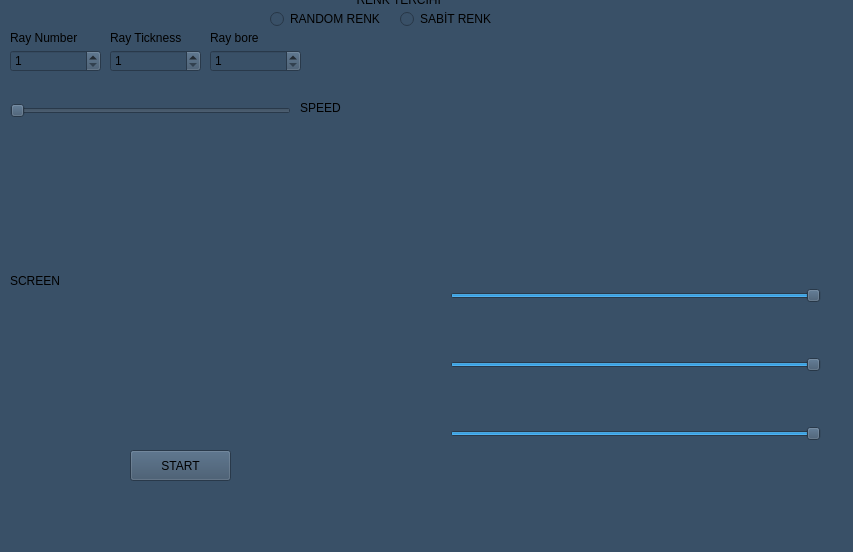
Old version of the form RayAnimation/mainwindow.ui in the repository brgokce/ZenopixNeoAnimasyonlar.
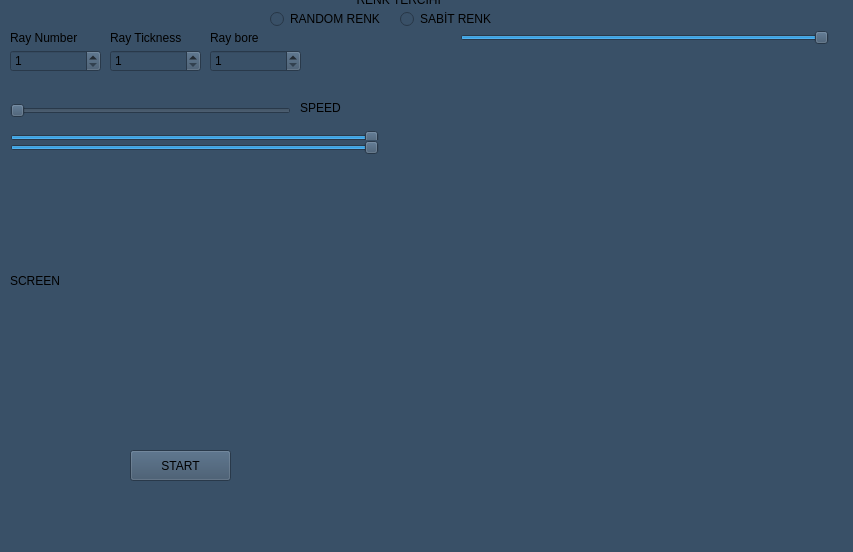
New version of the form.

Diff of the .ui file:
```diff
--- a/RayAnimation/mainwindow.ui
+++ b/RayAnimation/mainwindow.ui
@@ -207,65 +207,82 @@
    <widget class="QWidget" name="gridLayoutWidget_2">
     <property name="geometry">
      <rect>
-      <x>450</x>
+      <x>460</x>
       <y>240</y>
-      <width>371</width>
+      <width>301</width>
       <height>251</height>
      </rect>
     </property>
-    <layout class="QGridLayout" name="gridLayout_2">
-     <item row="1" column="0">
-      <widget class="QSlider" name="horizontalSlider_2">
-       <property name="maximum">
-        <number>255</number>
-       </property>
-       <property name="value">
-        <number>255</number>
-       </property>
-       <property name="orientation">
-        <enum>Qt::Orientation::Horizontal</enum>
-       </property>
-      </widget>
-     </item>
-     <item row="2" column="0">
-      <widget class="QSlider" name="horizontalSlider_3">
-       <property name="maximum">
-        <number>255</number>
-       </property>
-       <property name="value">
-        <number>255</number>
-       </property>
-       <property name="orientation">
-        <enum>Qt::Orientation::Horizontal</enum>
-       </property>
-      </widget>
-     </item>
-     <item row="0" column="0">
-      <widget class="QSlider" name="horizontalSlider">
-       <property name="maximum">
-        <number>255</number>
-       </property>
-       <property name="value">
-        <number>255</number>
-       </property>
-       <property name="orientation">
-        <enum>Qt::Orientation::Horizontal</enum>
-       </property>
-      </widget>
-     </item>
-    </layout>
+    <layout class="QGridLayout" name="gridLayout_2"/>
    </widget>
    <widget class="QWidget" name="gridLayoutWidget">
     <property name="geometry">
      <rect>
-      <x>450</x>
-      <y>40</y>
+      <x>460</x>
+      <y>60</y>
       <width>361</width>
-      <height>181</height>
+      <height>161</height>
      </rect>
     </property>
     <layout class="QGridLayout" name="gridLayout"/>
    </widget>
+   <widget class="QSlider" name="horizontalSlider">
+    <property name="geometry">
+     <rect>
+      <x>10</x>
+      <y>130</y>
+      <width>369</width>
+      <height>15</height>
+     </rect>
+    </property>
+    <property name="maximum">
+     <number>255</number>
+    </property>
+    <property name="value">
+     <number>255</number>
+    </property>
+    <property name="orientation">
+     <enum>Qt::Orientation::Horizontal</enum>
+    </property>
+   </widget>
+   <widget class="QSlider" name="horizontalSlider_2">
+    <property name="geometry">
+     <rect>
+      <x>10</x>
+      <y>140</y>
+      <width>369</width>
+      <height>15</height>
+     </rect>
+    </property>
+    <property name="maximum">
+     <number>255</number>
+    </property>
+    <property name="value">
+     <number>255</number>
+    </property>
+    <property name="orientation">
+     <enum>Qt::Orientation::Horizontal</enum>
+    </property>
+   </widget>
+   <widget class="QSlider" name="horizontalSlider_3">
+    <property name="geometry">
+     <rect>
+      <x>460</x>
+      <y>30</y>
+      <width>369</width>
+      <height>15</height>
+     </rect>
+    </property>
+    <property name="maximum">
+     <number>255</number>
+    </property>
+    <property name="value">
+     <number>255</number>
+    </property>
+    <property name="orientation">
+     <enum>Qt::Orientation::Horizontal</enum>
+    </property>
+   </widget>
   </widget>
   <widget class="QMenuBar" name="menubar">
    <property name="geometry">
```
